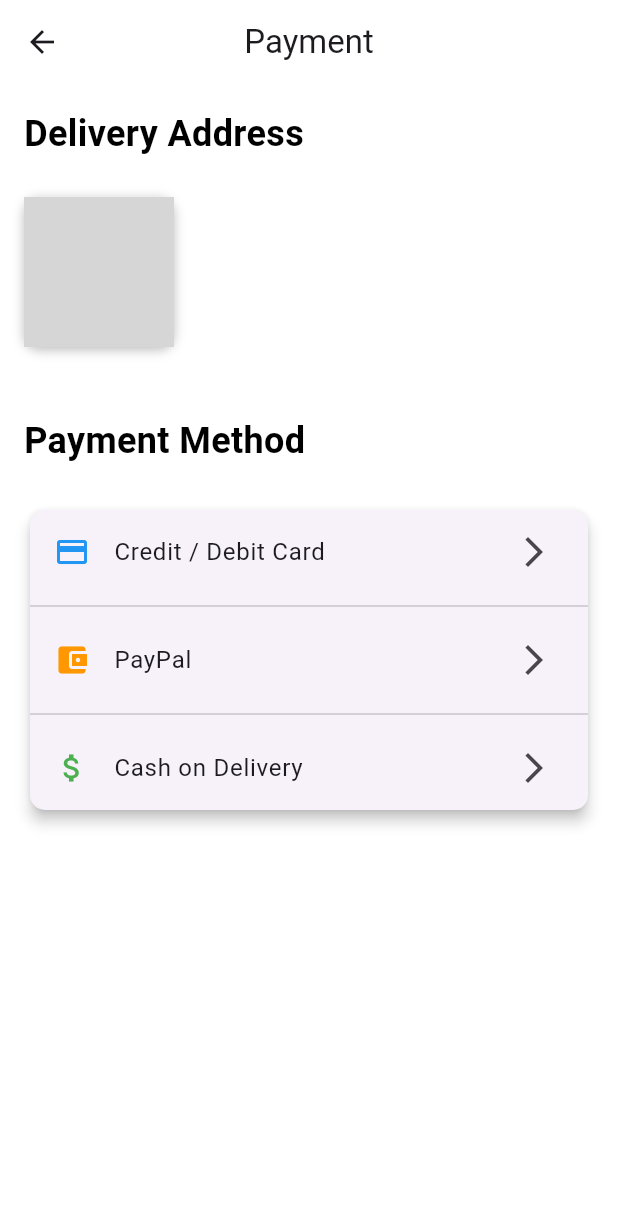
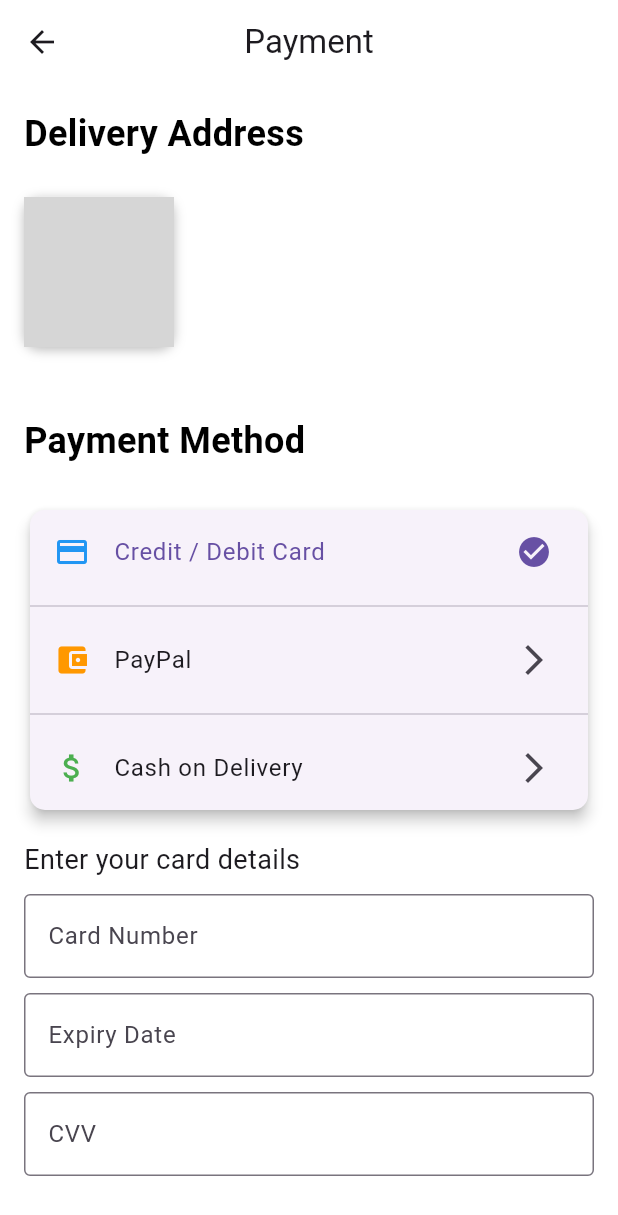
Before and after one commit to hadishamoun1/vesti-app, a Flutter app: the PaymentScreen screen opened directly, after a tap on "Credit / Debit Card", on a phone screen of 412 x 824 dp. Shown: the top 1215 px of the screen. Run offline on Flutter 3.47's test engine with Material 3 defaults, Android fonts, the phone set to English and light mode, and no system bars; our stand-ins replace flutter_map, geolocator, image_picker, jwt_decoder, latlong2, permission_handler and 1 more; missing offline and left inert: flutter_background_geolocation; accounts and stored records are empty; grey boxes are pictures that could not be loaded.

Commit message:
Created data for payment methods

```diff
--- a/lib/screens/Checkout.dart
+++ b/lib/screens/Checkout.dart
@@ -12,11 +12,14 @@ class PaymentScreen extends StatefulWidget {
 class _PaymentScreenState extends State<PaymentScreen> {
   LatLng _markerPosition = LatLng(33.8938, 35.5018);
 
-  void _onTap(LatLng point) {
+  // Track the selected payment method
+  String _selectedPaymentMethod = '';
+
+  // Function to set the selected payment method
+  void _selectPaymentMethod(String method) {
     setState(() {
-      _markerPosition = point;
+      _selectedPaymentMethod = method;
     });
-    print('Tapped position: $point');
   }
 
   @override
@@ -106,40 +109,125 @@ class _PaymentScreenState extends State<PaymentScreen> {
                 ),
                 child: Column(
                   children: [
+                    // Credit/Debit Card Option
                     ListTile(
                       leading: Icon(Icons.credit_card, color: Colors.blue),
                       title: Text('Credit / Debit Card'),
-                      trailing: Icon(Icons.arrow_forward_ios),
+                      trailing: Icon(_selectedPaymentMethod == 'card'
+                          ? Icons.check_circle
+                          : Icons.arrow_forward_ios),
+                      selected: _selectedPaymentMethod == 'card',
                       onTap: () {
-                        // Navigate to credit card payment page
+                        _selectPaymentMethod('card');
                       },
                     ),
                     Divider(), // Divider between payment options
+                    // PayPal Option
                     ListTile(
                       leading: Icon(Icons.account_balance_wallet,
                           color: Colors.orange),
                       title: Text('PayPal'),
-                      trailing: Icon(Icons.arrow_forward_ios),
+                      trailing: Icon(_selectedPaymentMethod == 'paypal'
+                          ? Icons.check_circle
+                          : Icons.arrow_forward_ios),
+                      selected: _selectedPaymentMethod == 'paypal',
                       onTap: () {
-                        // Navigate to PayPal payment page
+                        _selectPaymentMethod('paypal');
                       },
                     ),
                     Divider(),
+                    // Cash on Delivery Option
                     ListTile(
                       leading: Icon(Icons.attach_money, color: Colors.green),
                       title: Text('Cash on Delivery'),
-                      trailing: Icon(Icons.arrow_forward_ios),
+                      trailing: Icon(_selectedPaymentMethod == 'cash'
+                          ? Icons.check_circle
+                          : Icons.arrow_forward_ios),
+                      selected: _selectedPaymentMethod == 'cash',
                       onTap: () {
-                        // Handle cash on delivery option
+                        _selectPaymentMethod('cash');
                       },
                     ),
                   ],
                 ),
               ),
             ),
+            // Conditionally show payment details input based on the selected method
+            if (_selectedPaymentMethod == 'card') _buildCardPaymentFields(),
+            if (_selectedPaymentMethod == 'paypal') _buildPayPalPaymentFields(),
+            if (_selectedPaymentMethod == 'cash') _buildCashOnDeliveryMessage(),
           ],
         ),
       ),
     );
   }
+
+  // Build input fields for Credit/Debit Card
+  Widget _buildCardPaymentFields() {
+    return Padding(
+      padding: const EdgeInsets.all(16.0),
+      child: Column(
+        crossAxisAlignment: CrossAxisAlignment.start,
+        children: [
+          Text('Enter your card details', style: TextStyle(fontSize: 18)),
+          SizedBox(height: 10),
+          TextField(
+            decoration: InputDecoration(
+              labelText: 'Card Number',
+              border: OutlineInputBorder(),
+            ),
+            keyboardType: TextInputType.number,
+          ),
+          SizedBox(height: 10),
+          TextField(
+            decoration: InputDecoration(
+              labelText: 'Expiry Date',
+              border: OutlineInputBorder(),
+            ),
+            keyboardType: TextInputType.datetime,
+          ),
+          SizedBox(height: 10),
+          TextField(
+            decoration: InputDecoration(
+              labelText: 'CVV',
+              border: OutlineInputBorder(),
+            ),
+            keyboardType: TextInputType.number,
+          ),
+        ],
+      ),
+    );
+  }
+
+  // Build fields or message for PayPal
+  Widget _buildPayPalPaymentFields() {
+    return Padding(
+      padding: const EdgeInsets.all(16.0),
+      child: Column(
+        crossAxisAlignment: CrossAxisAlignment.start,
+        children: [
+          Text('Enter your PayPal email', style: TextStyle(fontSize: 18)),
+          SizedBox(height: 10),
+          TextField(
+            decoration: InputDecoration(
+              labelText: 'PayPal Email',
+              border: OutlineInputBorder(),
+            ),
+            keyboardType: TextInputType.emailAddress,
+          ),
+        ],
+      ),
+    );
+  }
+
+  // Message for Cash on Delivery
+  Widget _buildCashOnDeliveryMessage() {
+    return Padding(
+      padding: const EdgeInsets.all(16.0),
+      child: Text(
+        'You will pay with cash upon delivery.',
+        style: TextStyle(fontSize: 18),
+      ),
+    );
+  }
 }
```
